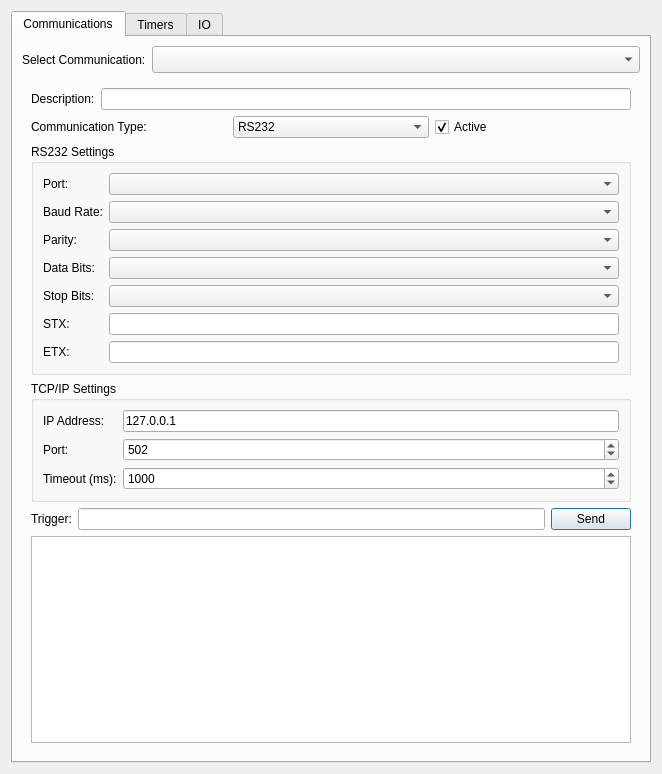
Old version of the form src/gui/SettingsWindow.ui in the repository orkiman/MachineController.
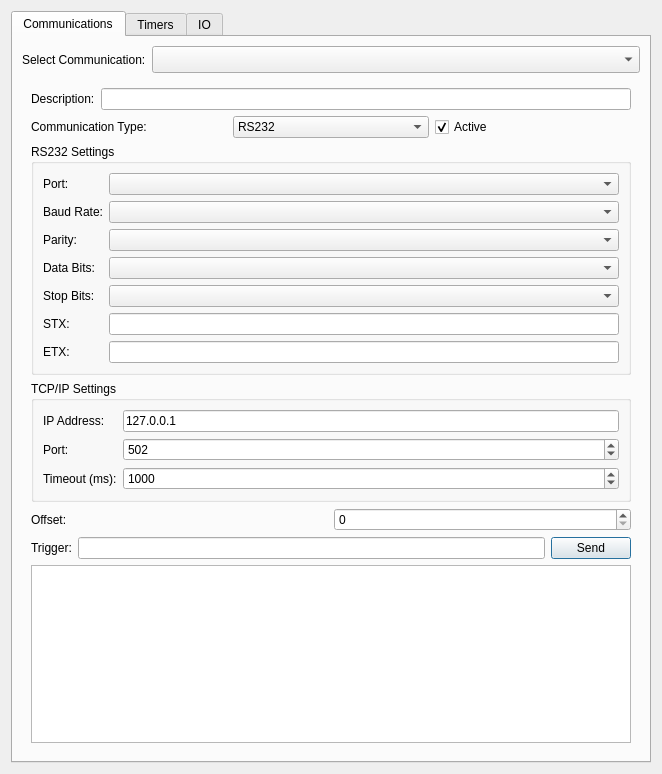
New version of the form.

Commit message:
Feature: Add offset field to communication settings
- Introduced a new offset field to both the GUI and the settings.json configuration for all communication types (RS232 and TCP/IP).
- Updated SettingsWindow logic to save and load the offset value, ensuring it is displayed and persisted correctly for each communication channel.
- Ensured consistent handling of the offset value across the application for improved flexibility and device compatibility.

Patch:
```diff
--- a/src/gui/SettingsWindow.ui
+++ b/src/gui/SettingsWindow.ui
@@ -273,7 +273,33 @@
             </widget>
            </item>
            <item>
-            <layout class="QHBoxLayout" name="horizontalLayout_6">
+            <layout class="QVBoxLayout" name="verticalLayout_communicationExtras">
+             <item>
+              <layout class="QHBoxLayout" name="horizontalLayout_offset">
+               <item>
+                <widget class="QLabel" name="offsetLabel">
+                 <property name="text">
+                  <string>Offset:</string>
+                 </property>
+                </widget>
+               </item>
+               <item>
+                <widget class="QSpinBox" name="offsetSpinBox">
+                 <property name="minimum">
+                  <number>0</number>
+                 </property>
+                 <property name="maximum">
+                  <number>1024</number>
+                 </property>
+                 <property name="value">
+                  <number>0</number>
+                 </property>
+                </widget>
+               </item>
+              </layout>
+             </item>
+             <item>
+              <layout class="QHBoxLayout" name="horizontalLayout_trigger">
              <item>
               <widget class="QLabel" name="label_15">
                <property name="text">
@@ -290,6 +316,8 @@
                 <string>Send</string>
                </property>
               </widget>
+               </item>
+              </layout>
              </item>
             </layout>
            </item>
```
Lines whose indentation alone changed are shown as unchanged. The commit also changes 6 other files.
